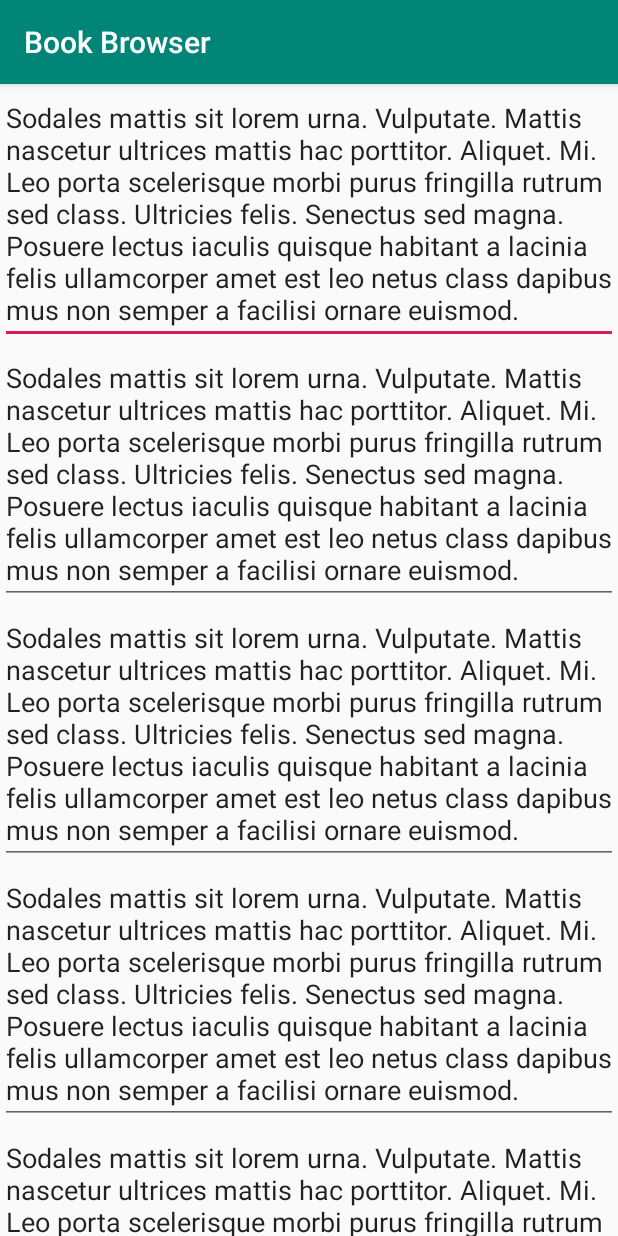
After one commit to LanceDCantu/BookBrowser, an Android app: the reviews screen opened directly, with no data from a screen before it, on a phone screen of 412 x 824 dp. The commit adds this screen. Run offline under Robolectric (Android 15) with nearby library versions, the phone set to English and light mode, and no system bars.

Commit message:
Added a simple reviews page

```diff
--- a/app/src/main/AndroidManifest.xml
+++ b/app/src/main/AndroidManifest.xml
@@ -49,6 +49,12 @@
                 android:name=".BookInfo">
         </activity>
         <activity
+                android:name=".BookInfo">
+        </activity>
+        <activity
+                android:name=".reviews">
+        </activity>
+        <activity
                 android:name=".login"
                 android:label="@string/title_activity_login"
                 android:theme="@style/AppTheme.NoActionBar">
--- a/app/src/main/java/com/example/lance/bookbrowser/BookInfo.kt
+++ b/app/src/main/java/com/example/lance/bookbrowser/BookInfo.kt
@@ -31,6 +31,12 @@ import kotlinx.android.synthetic.main.book_info.*
 class BookInfo : AppCompatActivity(), View.OnClickListener {
     override fun onClick(v: View?) {
         when(v?.id){
+            R.id.checkReviews->{
+                val intent = Intent(this, reviews::class.java)
+                //intent.putExtra("keyIdentifier", value)
+                startActivity(intent)
+            }
+            //this code will help with updating the cart
 /*
             R.id.addButton->{
                 cartItems++
@@ -54,8 +60,10 @@ class BookInfo : AppCompatActivity(), View.OnClickListener {
         setContentView(R.layout.book_info)
 
         addButton.setOnClickListener(this)
+        checkReviews.setOnClickListener(this)
 
     }
+    //this code will help with updating the cart
 /*
     override fun onPrepareOptionsMenu(menu: Menu): Boolean {
         var item = menu.findItem(R.id.action_cart)
--- /dev/null
+++ b/app/src/main/java/com/example/lance/bookbrowser/reviews.kt
@@ -0,0 +1,22 @@
+package com.example.lance.bookbrowser
+
+import android.os.Bundle
+import android.support.v7.app.AppCompatActivity
+import android.view.View
+import kotlinx.android.synthetic.main.book_info.*
+
+class reviews : AppCompatActivity(), View.OnClickListener {
+    override fun onClick(v: View?) {
+        when(v?.id) {
+
+        }
+
+        }
+
+    override fun onCreate(savedInstanceState: Bundle?){
+
+        super.onCreate(savedInstanceState)
+        setContentView(R.layout.reviews)
+
+    }
+}
--- a/app/src/main/res/layout/book_info.xml
+++ b/app/src/main/res/layout/book_info.xml
@@ -89,14 +89,16 @@
             android:layout_width="wrap_content"
             android:layout_height="wrap_content"
             android:id="@+id/addReview"
-            app:layout_constraintStart_toStartOf="parent" android:layout_marginTop="37dp"
+            app:layout_constraintStart_toStartOf="parent"
+            android:layout_marginTop="37dp"
             android:layout_marginStart="16dp"
             app:layout_constraintTop_toBottomOf="@+id/linearLayout2"/>
     <Button
             android:text="See Reviews"
             android:layout_width="wrap_content"
             android:layout_height="wrap_content"
-            android:id="@+id/checkReviews" android:layout_marginTop="37dp"
+            android:id="@+id/checkReviews"
+            android:layout_marginTop="37dp"
             app:layout_constraintTop_toBottomOf="@+id/linearLayout2" android:layout_marginEnd="16dp"
             app:layout_constraintEnd_toEndOf="parent"/>
 
--- /dev/null
+++ b/app/src/main/res/layout/reviews.xml
@@ -0,0 +1,73 @@
+<?xml version="1.0" encoding="utf-8"?>
+<android.support.v4.widget.NestedScrollView
+        xmlns:android="http://schemas.android.com/apk/res/android"
+        xmlns:tools="http://schemas.android.com/tools"
+        xmlns:app="http://schemas.android.com/apk/res-auto"
+        app:layout_behavior="@string/appbar_scrolling_view_behavior"
+        android:layout_width="match_parent"
+        android:layout_height="match_parent"
+        tools:context=".reviews">
+    <LinearLayout
+            android:layout_width="match_parent"
+            android:layout_height="match_parent"
+            android:orientation="vertical">
+
+        <EditText
+                android:layout_width="match_parent"
+                android:layout_height="wrap_content"
+                android:inputType="textMultiLine"
+                android:ems="10"
+                android:id="@+id/review1"
+                android:text="Sodales mattis sit lorem urna. Vulputate. Mattis nascetur ultrices mattis hac porttitor. Aliquet. Mi. Leo porta scelerisque morbi purus fringilla rutrum sed class. Ultricies felis. Senectus sed magna. Posuere lectus iaculis quisque habitant a lacinia felis ullamcorper amet est leo netus class dapibus mus non semper a facilisi ornare euismod."/>
+        <EditText
+                android:layout_width="match_parent"
+                android:layout_height="wrap_content"
+                android:inputType="textMultiLine"
+                android:ems="10"
+                android:id="@+id/review2"
+                android:text="Sodales mattis sit lorem urna. Vulputate. Mattis nascetur ultrices mattis hac porttitor. Aliquet. Mi. Leo porta scelerisque morbi purus fringilla rutrum sed class. Ultricies felis. Senectus sed magna. Posuere lectus iaculis quisque habitant a lacinia felis ullamcorper amet est leo netus class dapibus mus non semper a facilisi ornare euismod."/>
+        <EditText
+                android:layout_width="match_parent"
+                android:layout_height="wrap_content"
+                android:inputType="textMultiLine"
+                android:ems="10"
+                android:id="@+id/review3"
+                android:text="Sodales mattis sit lorem urna. Vulputate. Mattis nascetur ultrices mattis hac porttitor. Aliquet. Mi. Leo porta scelerisque morbi purus fringilla rutrum sed class. Ultricies felis. Senectus sed magna. Posuere lectus iaculis quisque habitant a lacinia felis ullamcorper amet est leo netus class dapibus mus non semper a facilisi ornare euismod."/>
+        <EditText
+                android:layout_width="match_parent"
+                android:layout_height="wrap_content"
+                android:inputType="textMultiLine"
+                android:ems="10"
+                android:id="@+id/review4"
+                android:text="Sodales mattis sit lorem urna. Vulputate. Mattis nascetur ultrices mattis hac porttitor. Aliquet. Mi. Leo porta scelerisque morbi purus fringilla rutrum sed class. Ultricies felis. Senectus sed magna. Posuere lectus iaculis quisque habitant a lacinia felis ullamcorper amet est leo netus class dapibus mus non semper a facilisi ornare euismod."/>
+        <EditText
+                android:layout_width="match_parent"
+                android:layout_height="wrap_content"
+                android:inputType="textMultiLine"
+                android:ems="10"
+                android:id="@+id/review5"
+                android:text="Sodales mattis sit lorem urna. Vulputate. Mattis nascetur ultrices mattis hac porttitor. Aliquet. Mi. Leo porta scelerisque morbi purus fringilla rutrum sed class. Ultricies felis. Senectus sed magna. Posuere lectus iaculis quisque habitant a lacinia felis ullamcorper amet est leo netus class dapibus mus non semper a facilisi ornare euismod."/>
+        <EditText
+                android:layout_width="match_parent"
+                android:layout_height="wrap_content"
+                android:inputType="textMultiLine"
+                android:ems="10"
+                android:id="@+id/review6"
+                android:text="Sodales mattis sit lorem urna. Vulputate. Mattis nascetur ultrices mattis hac porttitor. Aliquet. Mi. Leo porta scelerisque morbi purus fringilla rutrum sed class. Ultricies felis. Senectus sed magna. Posuere lectus iaculis quisque habitant a lacinia felis ullamcorper amet est leo netus class dapibus mus non semper a facilisi ornare euismod."/>
+        <EditText
+                android:layout_width="match_parent"
+                android:layout_height="wrap_content"
+                android:inputType="textMultiLine"
+                android:ems="10"
+                android:id="@+id/review7"
+                android:text="Sodales mattis sit lorem urna. Vulputate. Mattis nascetur ultrices mattis hac porttitor. Aliquet. Mi. Leo porta scelerisque morbi purus fringilla rutrum sed class. Ultricies felis. Senectus sed magna. Posuere lectus iaculis quisque habitant a lacinia felis ullamcorper amet est leo netus class dapibus mus non semper a facilisi ornare euismod."/>
+        <EditText
+                android:layout_width="match_parent"
+                android:layout_height="wrap_content"
+                android:inputType="textMultiLine"
+                android:ems="10"
+                android:id="@+id/review8"
+                android:text="Sodales mattis sit lorem urna. Vulputate. Mattis nascetur ultrices mattis hac porttitor. Aliquet. Mi. Leo porta scelerisque morbi purus fringilla rutrum sed class. Ultricies felis. Senectus sed magna. Posuere lectus iaculis quisque habitant a lacinia felis ullamcorper amet est leo netus class dapibus mus non semper a facilisi ornare euismod."/>
+
+    </LinearLayout>
+</android.support.v4.widget.NestedScrollView>
```
